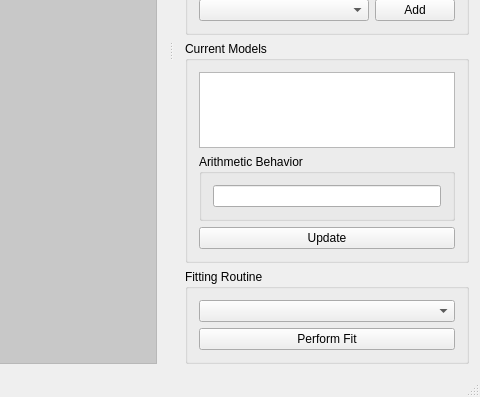
astropy/specutils, file pyfocal/ui/qt/uic/source/mainwindow.ui: the form before one commit; both pictures show x 800 to 1280 and y 323 to 720 of the 1280 by 720 pixel window.
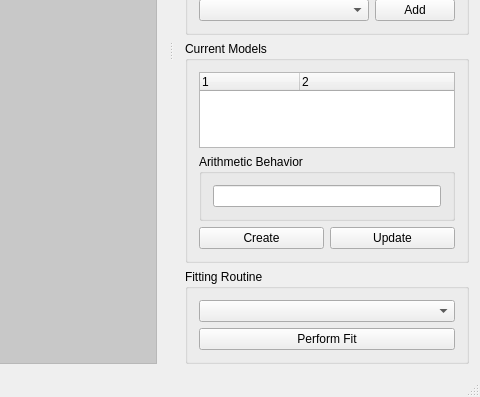
The form after the commit. Icons and pictures are not drawn.

What changed in the file:
```diff
--- a/pyfocal/ui/qt/uic/source/mainwindow.ui
+++ b/pyfocal/ui/qt/uic/source/mainwindow.ui
@@ -309,7 +309,16 @@
        <layout class="QVBoxLayout" name="verticalLayout_4">
         <item>
          <widget class="QTreeWidget" name="treeWidget">
+          <property name="headerHidden">
+           <bool>false</bool>
+          </property>
+          <property name="columnCount">
+           <number>2</number>
+          </property>
           <attribute name="headerVisible">
+           <bool>true</bool>
+          </attribute>
+          <attribute name="headerCascadingSectionResizes">
            <bool>false</bool>
           </attribute>
           <column>
@@ -317,6 +326,11 @@
             <string notr="true">1</string>
            </property>
           </column>
+          <column>
+           <property name="text">
+            <string notr="true">2</string>
+           </property>
+          </column>
          </widget>
         </item>
         <item>
@@ -332,11 +346,22 @@
          </widget>
         </item>
         <item>
+         <layout class="QHBoxLayout" name="horizontalLayout_4">
+          <item>
+           <widget class="QPushButton" name="pushButton_4">
+            <property name="text">
+             <string>Create</string>
+            </property>
+           </widget>
+          </item>
+          <item>
          <widget class="QPushButton" name="pushButton_2">
           <property name="text">
            <string>Update</string>
           </property>
          </widget>
+          </item>
+         </layout>
         </item>
        </layout>
       </widget>
```
Lines whose indentation alone changed are shown as unchanged.
